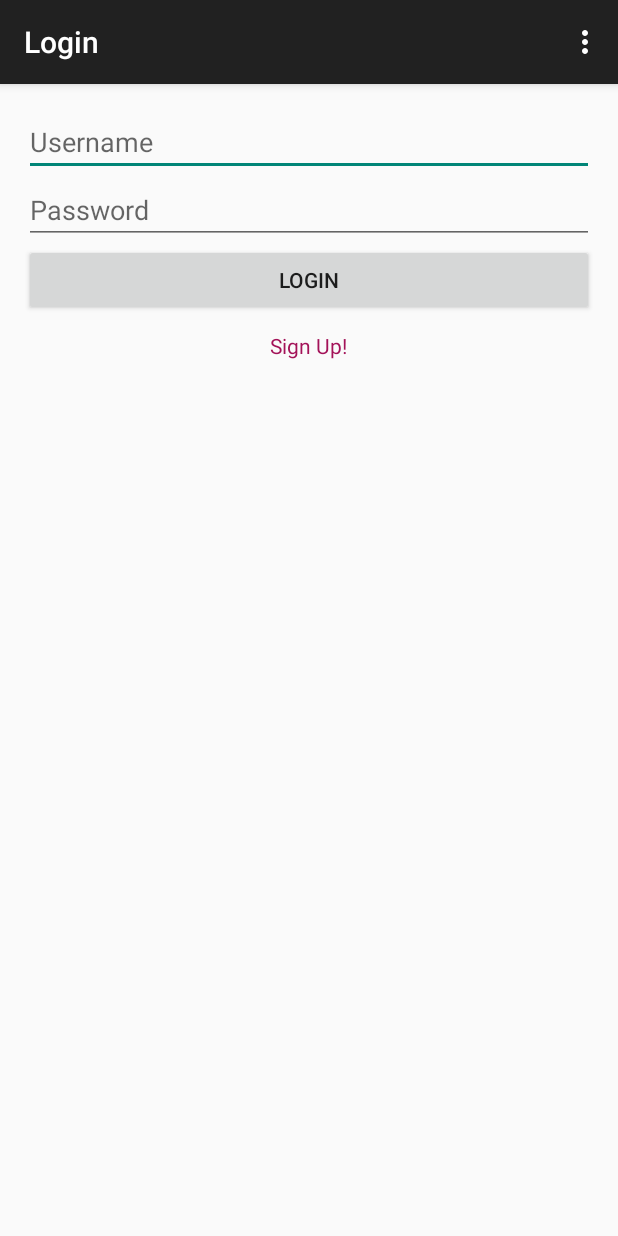
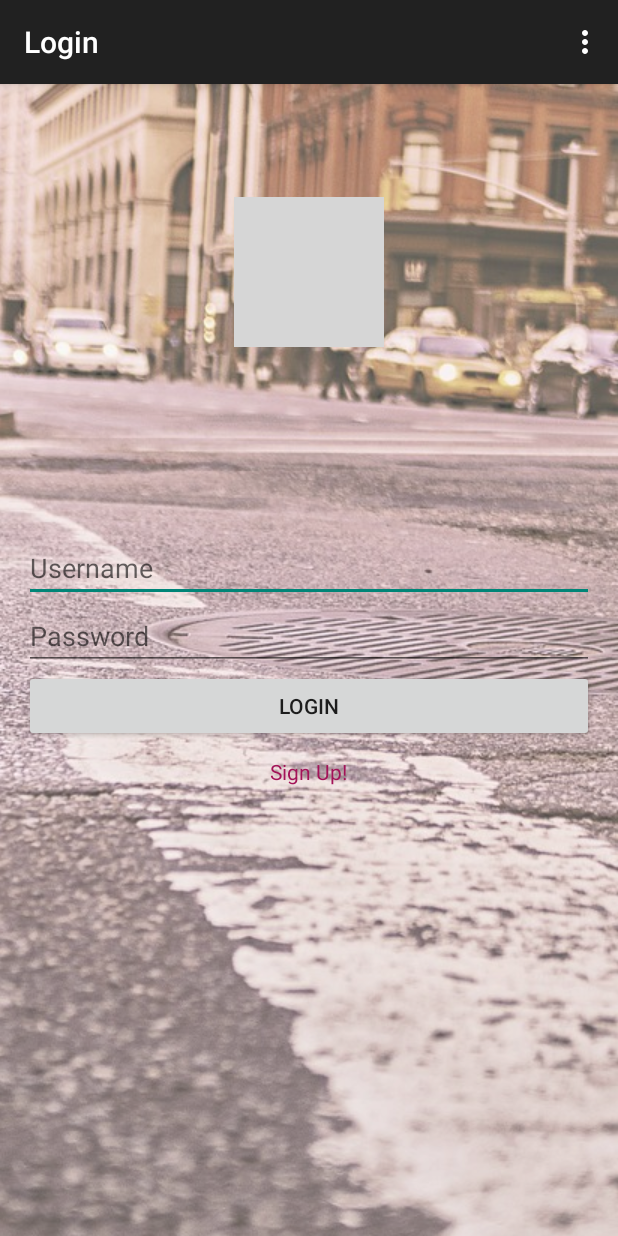
Before and after one commit to HendrikCammann/Picturies, an Android app: the screen it shows after launch (LoginActivity), on a phone screen of 412 x 824 dp. Run offline under Robolectric (Android 15) with nearby library versions, the light colour scheme and no system bars; libraries missing offline, so code that uses them is left out: com.squareup.okhttp; 4 statements that could not run were skipped; grey boxes are pictures that could not be loaded.

Commit message:
Loginview und select

```diff
--- a/app/src/main/java/com/project/charmander/picturies/MainActivity.java
+++ b/app/src/main/java/com/project/charmander/picturies/MainActivity.java
@@ -71,7 +71,6 @@ public class MainActivity extends ActionBarActivity implements LocationListener{
     private LocationManager locationManager;
     private Double Lat = 47.61;
     private Double Lng = 7.61;
-    ImageView addImage;
     boolean mapOpen = true;
 
     //Fragments
@@ -81,9 +80,6 @@ public class MainActivity extends ActionBarActivity implements LocationListener{
     final Fragment settings = new SettingsActivity();
     final Fragment imageDetailView = new ImageDetailViewActivity();
     final Fragment imageListView = new ImageListViewActivity();
-
-    //?
-    EditText titel;
 
     //Kamera
     final Context contextForAddPicture = this;
@@ -188,18 +184,22 @@ public class MainActivity extends ActionBarActivity implements LocationListener{
                     case 0:
                         mapOpen = false;
                         getSupportFragmentManager().beginTransaction().replace(R.id.main_fragment, createReport).commit();
+                        mDrawerLayout.closeDrawer(mDrawerList);
                         break;
                     case 1:
                         mapOpen = false;
                         getSupportFragmentManager().beginTransaction().replace(R.id.main_fragment, readReport).commit();
+                        mDrawerLayout.closeDrawer(mDrawerList);
                         break;
                     case 2:
                         mapOpen = false;
                         getSupportFragmentManager().beginTransaction().replace(R.id.main_fragment, friends).commit();
+                        mDrawerLayout.closeDrawer(mDrawerList);
                         break;
                     case 3:
                         mapOpen = false;
                         getSupportFragmentManager().beginTransaction().replace(R.id.main_fragment, settings).commit();
+                        mDrawerLayout.closeDrawer(mDrawerList);
                         break;
                     case 4:
                         mapOpen = false;
--- a/app/src/main/java/com/project/charmander/picturies/fragments/CreateReportActivity.java
+++ b/app/src/main/java/com/project/charmander/picturies/fragments/CreateReportActivity.java
@@ -19,9 +19,6 @@ import com.project.charmander.picturies.listItems.ImageListItem;
 import java.util.ArrayList;
 import java.util.List;
 
-/**
- * Created by hendrikcammann on 05.07.15.
- */
 public class CreateReportActivity extends Fragment {
 
     private RecyclerView imageList;
--- a/app/src/main/res/layout/activity_login.xml
+++ b/app/src/main/res/layout/activity_login.xml
@@ -2,18 +2,43 @@
                 xmlns:tools="http://schemas.android.com/tools"
                 android:layout_width="match_parent"
                 android:layout_height="match_parent"
-                android:paddingLeft="@dimen/activity_horizontal_margin"
-                android:paddingRight="@dimen/activity_horizontal_margin"
-                android:paddingTop="@dimen/activity_vertical_margin"
-                android:paddingBottom="@dimen/activity_vertical_margin"
+                android:paddingLeft="0dp"
+                android:paddingRight="0dp"
+                android:paddingTop="0dp"
+                android:paddingBottom="0dp"
                 tools:context="com.jenny.ribbit.LoginActivity">
 
     <requestFocus />
+
+    <ImageView
+        android:layout_width="match_parent"
+        android:layout_height="match_parent"
+        android:id="@+id/backgroundPicture"
+        android:layout_alignParentLeft="true"
+        android:layout_alignParentStart="true"
+        android:src="@drawable/login_background"
+        android:scaleType="center"
+        android:layout_alignParentEnd="false"
+        android:cropToPadding="false"
+        android:visibility="visible"
+        android:alpha="0.8" />
+
+    <ImageView
+        android:layout_width="100dp"
+        android:layout_height="100dp"
+        android:id="@+id/logo"
+        android:src="@drawable/logo"
+        android:layout_alignParentTop="true"
+        android:layout_centerHorizontal="true"
+        android:layout_marginTop="75dp" />
 
 
     <EditText
         android:layout_width="match_parent"
         android:layout_height="wrap_content"
+        android:layout_marginTop="300dp"
+        android:layout_marginLeft="@dimen/activity_horizontal_margin"
+        android:layout_marginRight="@dimen/activity_horizontal_margin"
         android:id="@+id/usernameField"
         android:hint="@string/username_hint"/>
 
@@ -22,6 +47,8 @@
         android:layout_height="wrap_content"
         android:inputType="textPassword"
         android:ems="10"
+        android:layout_marginLeft="@dimen/activity_horizontal_margin"
+        android:layout_marginRight="@dimen/activity_horizontal_margin"
         android:id="@+id/passwordField"
         android:layout_below="@+id/usernameField"
         android:layout_alignParentStart="true"
@@ -32,6 +59,8 @@
         android:layout_width="match_parent"
         android:layout_height="wrap_content"
         android:text="@string/login_button_label"
+        android:layout_marginLeft="@dimen/activity_horizontal_margin"
+        android:layout_marginRight="@dimen/activity_horizontal_margin"
         android:id="@+id/loginButton"
         android:layout_below="@+id/passwordField"
         android:layout_alignParentStart="true"/>
@@ -44,6 +73,6 @@
         android:textColor="@color/main"
         android:layout_below="@id/loginButton"
         android:layout_centerHorizontal="true"
-        android:layout_marginTop="10dp"/>
+        android:layout_marginTop="10dp" />
 
 </RelativeLayout>
--- a/app/src/main/res/layout/image_list_item_small.xml
+++ b/app/src/main/res/layout/image_list_item_small.xml
@@ -4,7 +4,8 @@
     android:layout_width="match_parent"
     android:layout_height="match_parent"
     android:id="@+id/choose_image_item"
-    android:layout_marginBottom="5dp">
+    android:layout_marginBottom="5dp"
+    android:visibility="visible">
 
     <ImageView
         android:padding="8dp"
```
Also changed, not shown: app/src/main/java/com/project/charmander/picturies/adapter/ChooseImageAdapter.java (+25 -10 lines), app/src/main/res/layout/activity_sign_up.xml (+33 -5 lines), app/src/main/res/drawable/login_background.jpg (added).
